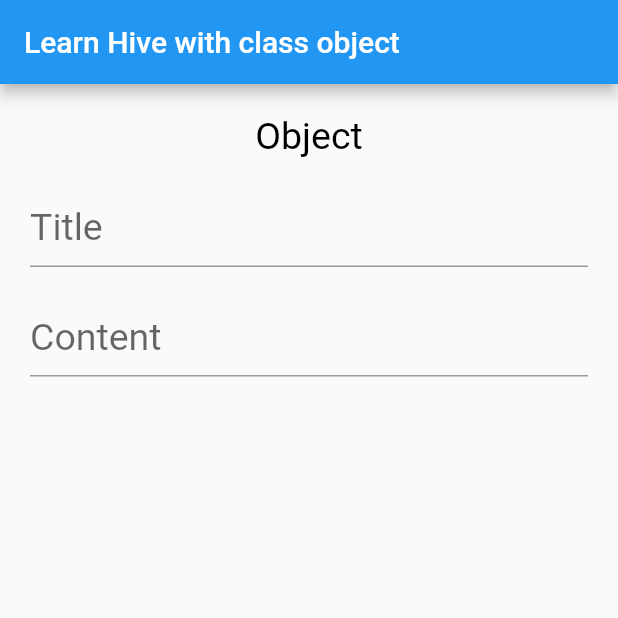
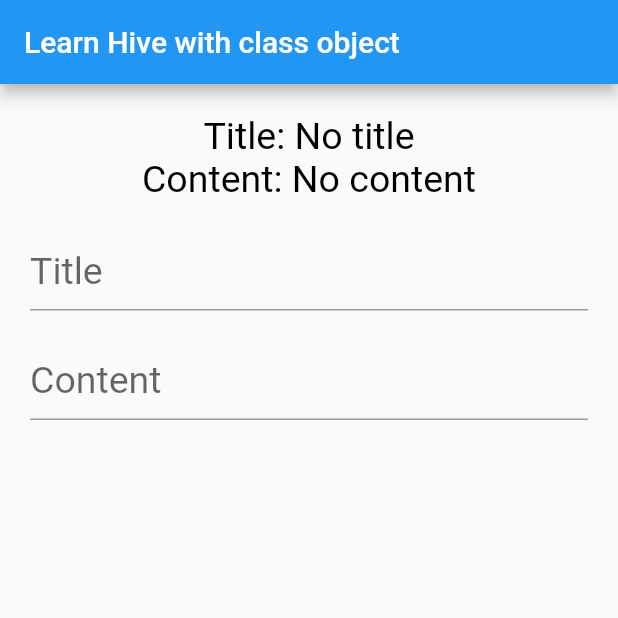
Before and after one commit to Nasibali144/learn_shared_preferance, a Flutter app: the screen it shows after launch, on a phone screen of 412 x 824 dp, the top half of it. Run offline on Flutter 3.47's test engine with Material 2 defaults, Android fonts, the phone set to English and light mode, and no system bars; our stand-ins replace hive_flutter, permission_handler, shared_preferences; accounts and stored records are empty.

Commit message:
update project

```diff
--- a/lib/main.dart
+++ b/lib/main.dart
@@ -8,8 +8,8 @@ void main() async {
   WidgetsFlutterBinding.ensureInitialized();
   await NewPrefService.init();
 
+  await Hive.initFlutter();
   Hive.registerAdapter(PostAdapter());
-  await Hive.initFlutter();
   // await Hive.openBox('testBox');
   await Hive.openBox<Post>('postBox');
 
--- a/lib/models/post_model.dart
+++ b/lib/models/post_model.dart
@@ -29,7 +29,7 @@ class PostAdapter extends TypeAdapter<Post> {
 
   @override
   Post read(BinaryReader reader) {
-    return Post.fromJson(reader.read(typeId));
+    return Post.fromJson(reader.read(typeId) ?? {"title": "No title", "content": "No content"});
   }
 
   @override
--- a/lib/pages/save_object_page.dart
+++ b/lib/pages/save_object_page.dart
@@ -23,15 +23,27 @@ class _SaveObjectPageState extends State<SaveObjectPage> {
   void getData() {
     var box = Hive.box<Post>("postBox");
     post = box.get("post", defaultValue: Post("No title", "No content"))!;
+    setState(() {});
   }
 
-  void setData() async {
+  void setData(String value) async {
+    FocusScope.of(context).unfocus();
+
+    content = value;
+    setState(() {});
+
     var box = Hive.box<Post>("postBox");
-    box.put("post", Post(title, content));
+    await box.put("post", Post(title, content));
+
+    print("title: $title, content: $content");
+
+    getData();
   }
 
   void next(String value) {
     title = value;
+    setState(() {});
+
     FocusScope.of(context).nextFocus();
   }
 
@@ -44,40 +56,43 @@ class _SaveObjectPageState extends State<SaveObjectPage> {
       body: Padding(
         padding: const EdgeInsets.all(20.0),
         child: Column(
-          children: const [
+          children: [
 
             // #data
             Text(
-              "Object",
-              style: TextStyle(
+              post.toString(),
+              style: const TextStyle(
                 fontSize: 25,
                 color: Colors.black,
               ),
               textAlign: TextAlign.center,
             ),
-            SizedBox(height: 20,),
+            const  SizedBox(height: 20,),
 
             // #title
             TextField(
-              decoration: InputDecoration(
+              decoration: const InputDecoration(
                 hintText: "Title",
               ),
-              style: TextStyle(
+              style: const TextStyle(
                 fontSize: 25,
                 color: Colors.black,
               ),
+              onSubmitted: next,
+              textInputAction: TextInputAction.next,
             ),
-            SizedBox(height: 20,),
+            const SizedBox(height: 20,),
 
             // #content
             TextField(
-              decoration: InputDecoration(
+              decoration: const InputDecoration(
                 hintText: "Content",
               ),
-              style: TextStyle(
+              style: const TextStyle(
                 fontSize: 25,
                 color: Colors.black,
               ),
+              onSubmitted: setData,
             ),
           ],
         ),
```
